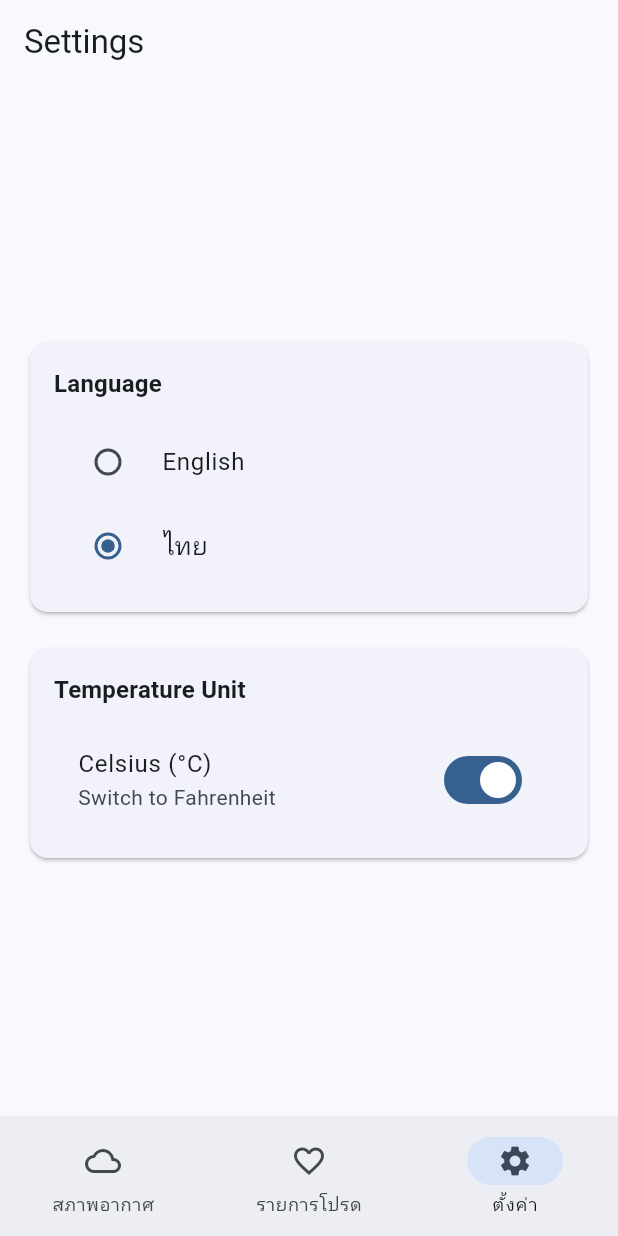
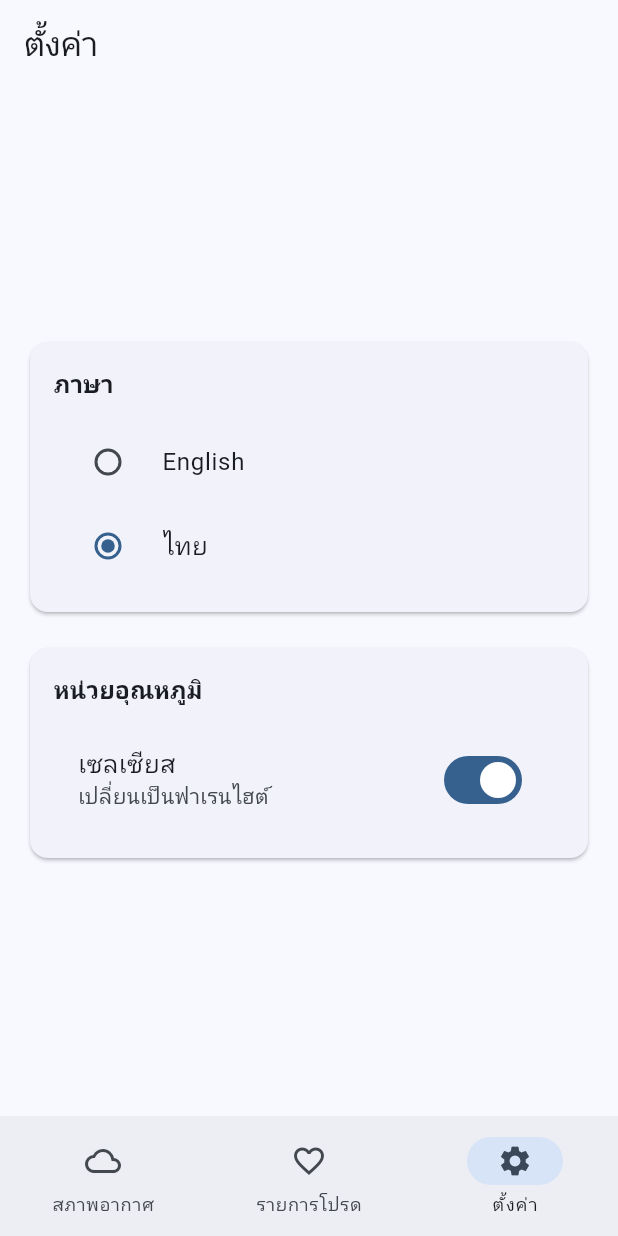
Before and after one commit to karansnarula/adaptive_weather_dashboard, a Flutter app: the SettingsPage screen opened by its route, after a tap on "ไทย", on a phone screen of 412 x 824 dp. Run offline on Flutter 3.47's test engine with Material 3 defaults, Android fonts, the phone set to English and light mode, and no system bars; our stand-ins replace dio, equatable, flutter_bloc, fpdart, get_it, go_router and 6 more; accounts and stored records are empty; generated files the repository leaves out were written again.

Commit message:
added localized keywork through out the app and set up flavors for Android

```diff
--- a/lib/core/l10n/app_localizations.dart
+++ b/lib/core/l10n/app_localizations.dart
@@ -229,6 +229,54 @@ abstract class AppLocalizations {
   /// In en, this message translates to:
   /// **'City not found. Please try another search.'**
   String get errorCityNotFound;
+
+  /// No description provided for @searchPrompt.
+  ///
+  /// In en, this message translates to:
+  /// **'Search for a city to see the weather'**
+  String get searchPrompt;
+
+  /// No description provided for @feelsLikeLabel.
+  ///
+  /// In en, this message translates to:
+  /// **'Feels like'**
+  String get feelsLikeLabel;
+
+  /// No description provided for @fiveDayForecast.
+  ///
+  /// In en, this message translates to:
+  /// **'5-Day Forecast'**
+  String get fiveDayForecast;
+
+  /// No description provided for @tapToViewWeather.
+  ///
+  /// In en, this message translates to:
+  /// **'Tap to view weather'**
+  String get tapToViewWeather;
+
+  /// No description provided for @noFavoritesSubtitle.
+  ///
+  /// In en, this message translates to:
+  /// **'Search for a city and tap the heart to save it'**
+  String get noFavoritesSubtitle;
+
+  /// No description provided for @temperatureUnit.
+  ///
+  /// In en, this message translates to:
+  /// **'Temperature Unit'**
+  String get temperatureUnit;
+
+  /// No description provided for @switchToFahrenheit.
+  ///
+  /// In en, this message translates to:
+  /// **'Switch to Fahrenheit'**
+  String get switchToFahrenheit;
+
+  /// No description provided for @switchToCelsius.
+  ///
+  /// In en, this message translates to:
+  /// **'Switch to Celsius'**
+  String get switchToCelsius;
 }
 
 class _AppLocalizationsDelegate
--- a/lib/core/l10n/app_th.arb
+++ b/lib/core/l10n/app_th.arb
@@ -28,5 +28,13 @@
   "fahrenheit": "ฟาเรนไฮต์",
   "errorGeneric": "เกิดข้อผิดพลาด กรุณาลองใหม่อีกครั้ง",
   "errorNoInternet": "ไม่มีการเชื่อมต่ออินเทอร์เน็ต",
-  "errorCityNotFound": "ไม่พบเมืองที่ค้นหา กรุณาลองใหม่"
+  "errorCityNotFound": "ไม่พบเมืองที่ค้นหา กรุณาลองใหม่",
+  "searchPrompt": "ค้นหาเมืองเพื่อดูสภาพอากาศ",
+  "feelsLikeLabel": "รู้สึกเหมือน",
+  "fiveDayForecast": "พยากรณ์อากาศ 5 วัน",
+  "tapToViewWeather": "แตะเพื่อดูสภาพอากาศ",
+  "noFavoritesSubtitle": "ค้นหาเมืองแล้วแตะหัวใจเพื่อบันทึก",
+  "temperatureUnit": "หน่วยอุณหภูมิ",
+  "switchToFahrenheit": "เปลี่ยนเป็นฟาเรนไฮต์",
+  "switchToCelsius": "เปลี่ยนเป็นเซลเซียส"
 }
--- a/lib/core/layout/adaptive_scaffold.dart
+++ b/lib/core/layout/adaptive_scaffold.dart
@@ -1,3 +1,4 @@
+import 'package:adaptive_weather_dashboard/core/l10n/l10n_extension.dart';
 import 'package:flutter/material.dart';
 
 import '../responsive/responsive_builder.dart';
@@ -72,7 +73,7 @@ class AdaptiveScaffold extends StatelessWidget {
                     vertical: 8,
                   ),
                   child: Text(
-                    'Weather Dashboard',
+                    context.l10n.appTitle,
                     style: Theme.of(context).textTheme.titleLarge?.copyWith(
                       fontWeight: FontWeight.bold,
                     ),
--- a/lib/features/favorites/presentation/pages/favorites_page.dart
+++ b/lib/features/favorites/presentation/pages/favorites_page.dart
@@ -12,6 +12,7 @@ import '../bloc/favorites_state.dart';
 import '../layouts/favorites_mobile.dart';
 import '../layouts/favorites_tablet.dart';
 import '../layouts/favorites_desktop.dart';
+import '../../../../core/l10n/l10n_extension.dart';
 
 class FavoritesPage extends StatelessWidget {
   const FavoritesPage({super.key});
@@ -20,7 +21,7 @@ class FavoritesPage extends StatelessWidget {
   Widget build(BuildContext context) {
     return Scaffold(
       appBar: AppBar(
-        title: const Text('Favorites'),
+        title: Text(context.l10n.navFavorites),
       ),
       body: BlocBuilder<FavoritesBloc, FavoritesState>(
         builder: (context, state) {
@@ -69,12 +70,12 @@ class FavoritesPage extends StatelessWidget {
           ),
           const SizedBox(height: 16),
           Text(
-            'No favorite cities yet',
+            context.l10n.noFavorites,
             style: Theme.of(context).textTheme.titleMedium,
           ),
           const SizedBox(height: 8),
           Text(
-            'Search for a city and tap the heart to save it',
+            context.l10n.noFavoritesSubtitle,
             style: Theme.of(context).textTheme.bodyMedium?.copyWith(
               color: Theme.of(context).colorScheme.onSurfaceVariant,
             ),
--- a/lib/features/favorites/presentation/widgets/favorite_city_tile.dart
+++ b/lib/features/favorites/presentation/widgets/favorite_city_tile.dart
@@ -1,3 +1,4 @@
+import 'package:adaptive_weather_dashboard/core/l10n/l10n_extension.dart';
 import 'package:flutter/material.dart';
 
 import '../../domain/entities/favorite_city.dart';
@@ -25,7 +26,7 @@ class FavoriteCityTile extends StatelessWidget {
           city.name,
           style: Theme.of(context).textTheme.titleMedium,
         ),
-        subtitle: const Text('Tap to view weather'),
+        subtitle: Text(context.l10n.tapToViewWeather),
         trailing: IconButton(
           icon: Icon(
             Icons.delete_outline,
--- a/lib/features/settings/presentation/pages/settings_page.dart
+++ b/lib/features/settings/presentation/pages/settings_page.dart
@@ -2,6 +2,7 @@ import 'package:flutter/material.dart';
 
 import '../widgets/language_selector.dart';
 import '../widgets/unit_selector.dart';
+import '../../../../core/l10n/l10n_extension.dart';
 
 class SettingsPage extends StatelessWidget {
   const SettingsPage({super.key});
@@ -10,7 +11,7 @@ class SettingsPage extends StatelessWidget {
   Widget build(BuildContext context) {
     return Scaffold(
       appBar: AppBar(
-        title: const Text('Settings'),
+        title: Text(context.l10n.navSettings),
       ),
       body: Center(
         child: ConstrainedBox(
--- a/lib/features/settings/presentation/widgets/language_selector.dart
+++ b/lib/features/settings/presentation/widgets/language_selector.dart
@@ -1,3 +1,4 @@
+import 'package:adaptive_weather_dashboard/core/l10n/l10n_extension.dart';
 import 'package:flutter/material.dart';
 import 'package:flutter_bloc/flutter_bloc.dart';
 
@@ -19,7 +20,7 @@ class LanguageSelector extends StatelessWidget {
               crossAxisAlignment: CrossAxisAlignment.start,
               children: [
                 Text(
-                  'Language',
+                  context.l10n.language,
                   style: Theme.of(context).textTheme.titleMedium?.copyWith(
                     fontWeight: FontWeight.bold,
                   ),
--- a/lib/features/settings/presentation/widgets/unit_selector.dart
+++ b/lib/features/settings/presentation/widgets/unit_selector.dart
@@ -1,3 +1,4 @@
+import 'package:adaptive_weather_dashboard/core/l10n/l10n_extension.dart';
 import 'package:flutter/material.dart';
 import 'package:flutter_bloc/flutter_bloc.dart';
 
@@ -21,18 +22,18 @@ class UnitSelector extends StatelessWidget {
               crossAxisAlignment: CrossAxisAlignment.start,
               children: [
                 Text(
-                  'Temperature Unit',
+                  context.l10n.temperatureUnit,
                   style: Theme.of(context).textTheme.titleMedium?.copyWith(
                     fontWeight: FontWeight.bold,
                   ),
                 ),
                 const SizedBox(height: 12),
                 SwitchListTile(
-                  title: Text(state.isCelsius ? 'Celsius (°C)' : 'Fahrenheit (°F)'),
+                  title: Text(state.isCelsius ? context.l10n.celsius : context.l10n.fahrenheit),
                   subtitle: Text(
                     state.isCelsius
-                        ? 'Switch to Fahrenheit'
-                        : 'Switch to Celsius',
+                        ? context.l10n.switchToFahrenheit
+                        : context.l10n.switchToCelsius,
                   ),
                   value: state.isCelsius,
                   onChanged: (value) {
--- a/lib/features/weather/presentation/pages/weather_page.dart
+++ b/lib/features/weather/presentation/pages/weather_page.dart
@@ -1,3 +1,4 @@
+import 'package:adaptive_weather_dashboard/core/l10n/l10n_extension.dart';
 import 'package:flutter/material.dart';
 import 'package:flutter_bloc/flutter_bloc.dart';
 
@@ -16,7 +17,7 @@ class WeatherPage extends StatelessWidget {
   Widget build(BuildContext context) {
     return Scaffold(
       appBar: AppBar(
-        title: const Text('Weather'),
+        title: Text(context.l10n.navWeather),
       ),
       body: BlocBuilder<WeatherBloc, WeatherState>(
         builder: (context, state) {
@@ -61,7 +62,7 @@ class WeatherPage extends StatelessWidget {
             ),
             const SizedBox(height: 24),
             Text(
-              'Search for a city to see the weather',
+              context.l10n.searchPrompt,
               style: Theme.of(context).textTheme.titleMedium,
             ),
             const SizedBox(height: 24),
--- a/lib/features/weather/presentation/widgets/city_search_bar.dart
+++ b/lib/features/weather/presentation/widgets/city_search_bar.dart
@@ -1,3 +1,4 @@
+import 'package:adaptive_weather_dashboard/core/l10n/l10n_extension.dart';
 import 'package:flutter/material.dart';
 import 'package:flutter_bloc/flutter_bloc.dart';
 
@@ -37,7 +38,7 @@ class _CitySearchBarState extends State<CitySearchBar> {
       controller: _controller,
       onSubmitted: (_) => _onSearch(),
       decoration: InputDecoration(
-        hintText: 'Search city...',
+        hintText: context.l10n.searchCity,
         prefixIcon: const Icon(Icons.search),
         suffixIcon: IconButton(
           icon: const Icon(Icons.send),
--- a/lib/features/weather/presentation/widgets/forecast_list.dart
+++ b/lib/features/weather/presentation/widgets/forecast_list.dart
@@ -1,3 +1,4 @@
+import 'package:adaptive_weather_dashboard/core/l10n/l10n_extension.dart';
 import 'package:flutter/material.dart';
 
 import '../../domain/entities/forecast.dart';
@@ -17,7 +18,7 @@ class ForecastList extends StatelessWidget {
           mainAxisSize: MainAxisSize.min,
           children: [
             Text(
-              '5-Day Forecast',
+              context.l10n.fiveDayForecast,
               style: Theme.of(context).textTheme.titleLarge?.copyWith(
                 fontWeight: FontWeight.bold,
               ),
```
Also changed, not shown: lib/core/l10n/app_en.arb (+9 -1 lines), lib/core/l10n/app_localizations_en.dart (+25 -0 lines), lib/core/l10n/app_localizations_th.dart (+24 -0 lines), lib/features/weather/presentation/widgets/weather_card.dart (+4 -3 lines), 2 other files.
